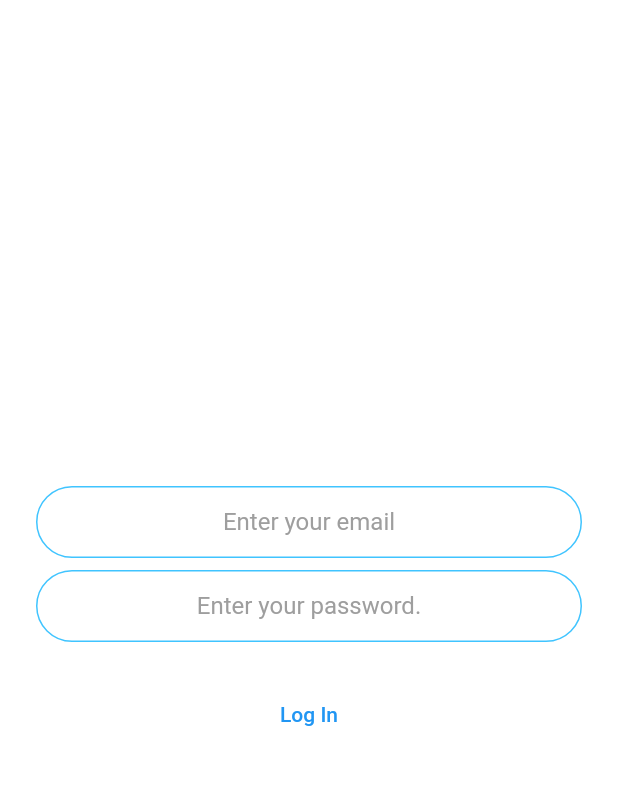
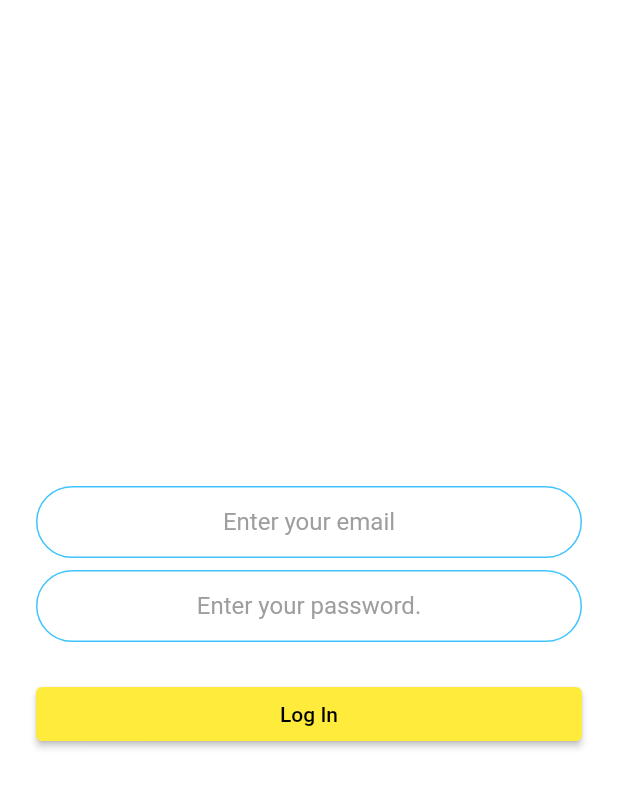
Before and after one commit to DavidBrynnHouse/CYOA, a Flutter app: the screen it shows after launch, after a tap on "Log in", on a phone screen of 412 x 824 dp. Shown: the top 788 px of the screen. Run offline on Flutter 3.47's test engine with Material 2 defaults, Android fonts, the phone set to English and light mode, and no system bars; our stand-ins replace cloud_firestore, firebase_auth, firebase_core; accounts and stored records are empty.

Commit message:
Hacking finished

```diff
--- a/lib/main.dart
+++ b/lib/main.dart
@@ -22,16 +22,16 @@ class MyApp extends StatelessWidget {
     return MaterialApp(
       title: 'Adventure Addict',
       theme: ThemeData(
-        primarySwatch: Colors.blue,
+        primarySwatch: Colors.yellow,
       ),
       routes: {
         '/': (context) => WelcomeScreen(),
         '/login': (context) => LoginScreen(),
         '/register': (context) => RegistrationScreen(),
-        '/feed': (context) => FeedPage(title: 'CYOA'),
-        '/post': (context) => PostPage(title: 'CYOA'),
-        '/story': (context) => StoryPage(title: 'CYOA'),
-        '/ending': (context) => EndingPage(title: 'CYOA')
+        '/feed': (context) => FeedPage(title: 'Adventure Addict'),
+        '/post': (context) => PostPage(title: 'Adventure Addict'),
+        '/story': (context) => StoryPage(title: 'Adventure Addict'),
+        '/ending': (context) => EndingPage(title: 'Adventure Addict')
       },
     );
   }
--- a/lib/screens/login.dart
+++ b/lib/screens/login.dart
@@ -65,7 +65,13 @@ class _LoginScreenState extends State<LoginScreen> {
             SizedBox(
               height: 24.0,
             ),
-            TextButton(
+            ElevatedButton(
+                style: ButtonStyle(
+                  foregroundColor:
+                      MaterialStateProperty.all<Color>(Colors.black),
+                  backgroundColor:
+                      MaterialStateProperty.all<Color>(Colors.yellow),
+                ),
                 child: Text('Log In'),
                 onPressed: () async {
                   setState(() {
--- a/lib/screens/post.dart
+++ b/lib/screens/post.dart
@@ -115,7 +115,7 @@ class _PostPageState extends State<PostPage> {
                 ),
               ],
             ),
-            TextButton(
+            ElevatedButton(
               onPressed: () {
                 addPost();
                 Navigator.of(context).pop();
--- a/lib/screens/welcome.dart
+++ b/lib/screens/welcome.dart
@@ -1,4 +1,5 @@
 import 'package:flutter/material.dart';
+import 'package:flutter/services.dart';
 
 class WelcomeScreen extends StatefulWidget {
   @override
@@ -16,13 +17,26 @@ class _WelcomeScreenState extends State<WelcomeScreen> {
               mainAxisAlignment: MainAxisAlignment.center,
               crossAxisAlignment: CrossAxisAlignment.stretch,
               children: <Widget>[
-                TextButton(
+                Image(image: AssetImage('assets/Adventure_Addict_Logo.png')),
+                ElevatedButton(
+                  style: ButtonStyle(
+                    foregroundColor:
+                        MaterialStateProperty.all<Color>(Colors.black),
+                    backgroundColor:
+                        MaterialStateProperty.all<Color>(Colors.yellow),
+                  ),
                   child: Text('Log in'),
                   onPressed: () {
                     Navigator.pushNamed(context, '/login');
                   },
                 ),
-                TextButton(
+                ElevatedButton(
+                    style: ButtonStyle(
+                      foregroundColor:
+                          MaterialStateProperty.all<Color>(Colors.black),
+                      backgroundColor:
+                          MaterialStateProperty.all<Color>(Colors.white),
+                    ),
                     child: Text('Register'),
                     onPressed: () {
                       Navigator.pushNamed(context, '/register');
--- a/pubspec.yaml
+++ b/pubspec.yaml
@@ -28,9 +28,8 @@ flutter:
   uses-material-design: true
 
   # To add assets to your application, add an assets section, like this:
-  # assets:
-  #   - images/a_dot_burr.jpeg
-  #   - images/a_dot_ham.jpeg
+  assets:
+    - assets/
 
   # An image asset can refer to one or more resolution-specific "variants", see
   # https://flutter.dev/assets-and-images/#resolution-aware.
```
Also changed, not shown: lib/screens/feed.dart (+22 -7 lines), lib/screens/register.dart (+6 -1 lines), lib/screens/story.dart (+8 -2 lines), assets/Adventure_Addict_Logo.png (added).
